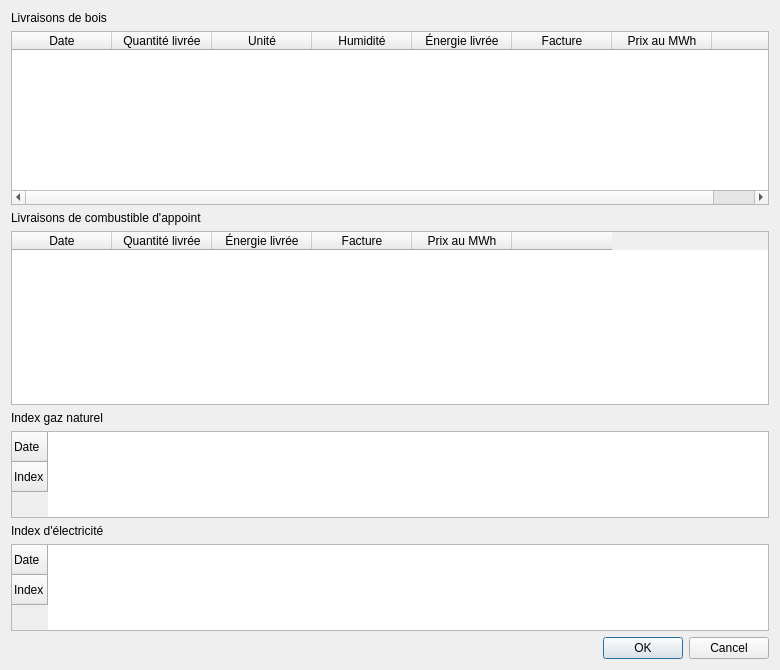
Above: showfueldeliveriesdialog.ui from pyridiss/suivi-chaufferies before the change. Below: the same form after it.
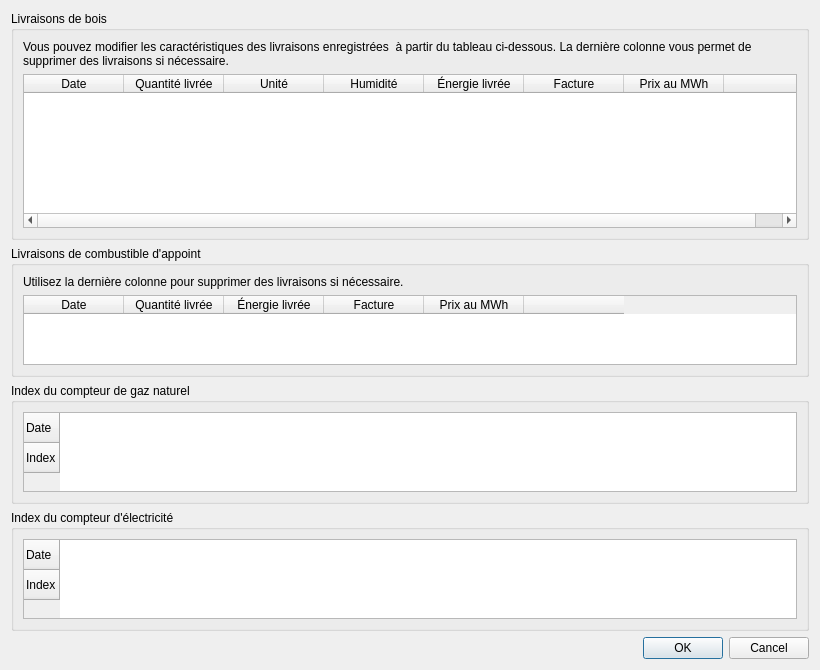
That is the form after the change. Icons and pictures are not drawn.

Commit message: Polish ShowFuelDeliveriesDialog.

```diff
--- a/showfueldeliveriesdialog.ui
+++ b/showfueldeliveriesdialog.ui
@@ -6,19 +6,31 @@
    <rect>
     <x>0</x>
     <y>0</y>
-    <width>780</width>
+    <width>820</width>
     <height>670</height>
    </rect>
   </property>
   <property name="windowTitle">
    <string>Dialog</string>
   </property>
-  <layout class="QVBoxLayout" name="verticalLayout" stretch="0,2,0,2,0,1,0,1,0">
+  <property name="windowIcon">
+   <iconset theme="clock"/>
+  </property>
+  <layout class="QVBoxLayout" name="verticalLayout">
    <item>
-    <widget class="QLabel" name="label">
-     <property name="text">
+    <widget class="QGroupBox" name="groupBox_Wood">
+     <property name="title">
       <string>Livraisons de bois</string>
      </property>
+     <layout class="QVBoxLayout" name="verticalLayout_2">
+      <item>
+       <widget class="QLabel" name="label">
+        <property name="text">
+         <string>Vous pouvez modifier les caractéristiques des livraisons enregistrées  à partir du tableau ci-dessous. La dernière colonne vous permet de supprimer des livraisons si nécessaire.</string>
+        </property>
+        <property name="wordWrap">
+         <bool>true</bool>
+        </property>
     </widget>
    </item>
    <item>
@@ -71,11 +83,20 @@
      </column>
     </widget>
    </item>
+     </layout>
+    </widget>
+   </item>
    <item>
-    <widget class="QLabel" name="label_4">
-     <property name="text">
+    <widget class="QGroupBox" name="groupBox_SecondaryFuel">
+     <property name="title">
       <string>Livraisons de combustible d'appoint</string>
      </property>
+     <layout class="QVBoxLayout" name="verticalLayout_3">
+      <item>
+       <widget class="QLabel" name="label_4">
+        <property name="text">
+         <string>Utilisez la dernière colonne pour supprimer des livraisons si nécessaire.</string>
+        </property>
     </widget>
    </item>
    <item>
@@ -118,15 +139,35 @@
      </column>
     </widget>
    </item>
-   <item>
-    <widget class="QLabel" name="label_2">
-     <property name="text">
-      <string>Index gaz naturel</string>
-     </property>
+     </layout>
     </widget>
    </item>
+   <item>
+    <widget class="QGroupBox" name="groupBox_NaturalGas">
+     <property name="title">
+      <string>Index du compteur de gaz naturel</string>
+     </property>
+     <layout class="QVBoxLayout" name="verticalLayout_4">
    <item>
     <widget class="QTableWidget" name="tableWidget_NaturalGas">
+        <property name="sizePolicy">
+         <sizepolicy hsizetype="Expanding" vsizetype="Minimum">
+          <horstretch>0</horstretch>
+          <verstretch>0</verstretch>
+         </sizepolicy>
+        </property>
+        <property name="minimumSize">
+         <size>
+          <width>0</width>
+          <height>80</height>
+         </size>
+        </property>
+        <property name="maximumSize">
+         <size>
+          <width>16777215</width>
+          <height>80</height>
+         </size>
+        </property>
      <property name="verticalScrollMode">
       <enum>QAbstractItemView::ScrollPerPixel</enum>
      </property>
@@ -145,15 +186,35 @@
      </row>
     </widget>
    </item>
+     </layout>
+    </widget>
+   </item>
    <item>
-    <widget class="QLabel" name="label_3">
-     <property name="text">
-      <string>Index d'électricité</string>
+    <widget class="QGroupBox" name="groupBox_Electricity">
+     <property name="title">
+      <string>Index du compteur d'électricité</string>
      </property>
-    </widget>
-   </item>
+     <layout class="QVBoxLayout" name="verticalLayout_5">
    <item>
     <widget class="QTableWidget" name="tableWidget_Electricity">
+        <property name="sizePolicy">
+         <sizepolicy hsizetype="Expanding" vsizetype="Minimum">
+          <horstretch>0</horstretch>
+          <verstretch>0</verstretch>
+         </sizepolicy>
+        </property>
+        <property name="minimumSize">
+         <size>
+          <width>0</width>
+          <height>80</height>
+         </size>
+        </property>
+        <property name="maximumSize">
+         <size>
+          <width>16777215</width>
+          <height>80</height>
+         </size>
+        </property>
      <property name="verticalScrollMode">
       <enum>QAbstractItemView::ScrollPerPixel</enum>
      </property>
@@ -170,6 +231,9 @@
        <string>Index</string>
       </property>
      </row>
+       </widget>
+      </item>
+     </layout>
     </widget>
    </item>
    <item>
```
Left out of the diff: 2 changed lines with no effect on the pictures. Lines whose indentation alone changed are shown as unchanged. The commit also changes 1 other file.
